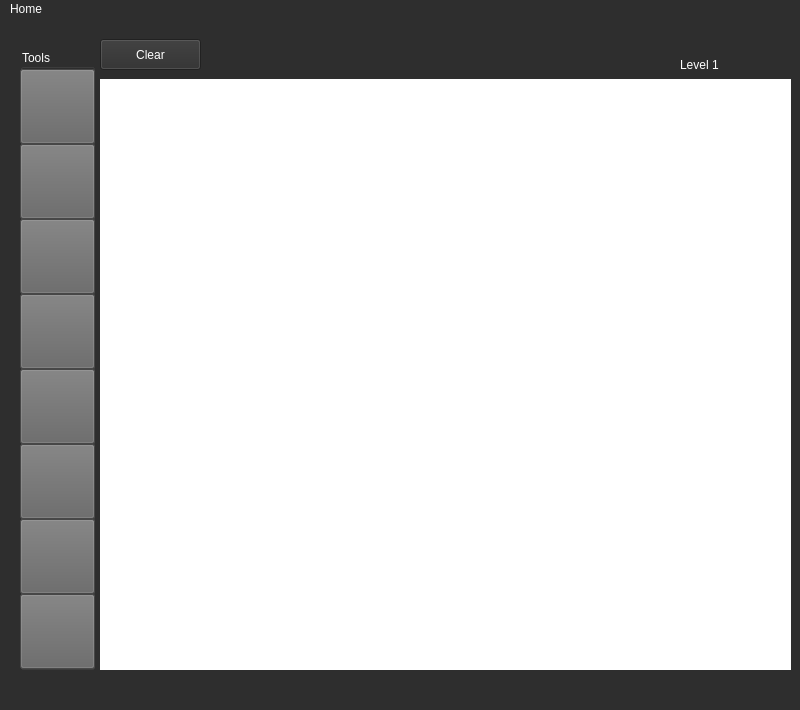
Above: A8_EducationalApp/mainwindow.ui from ethandavies8/Educational_App before the change. Below: the same form after it.
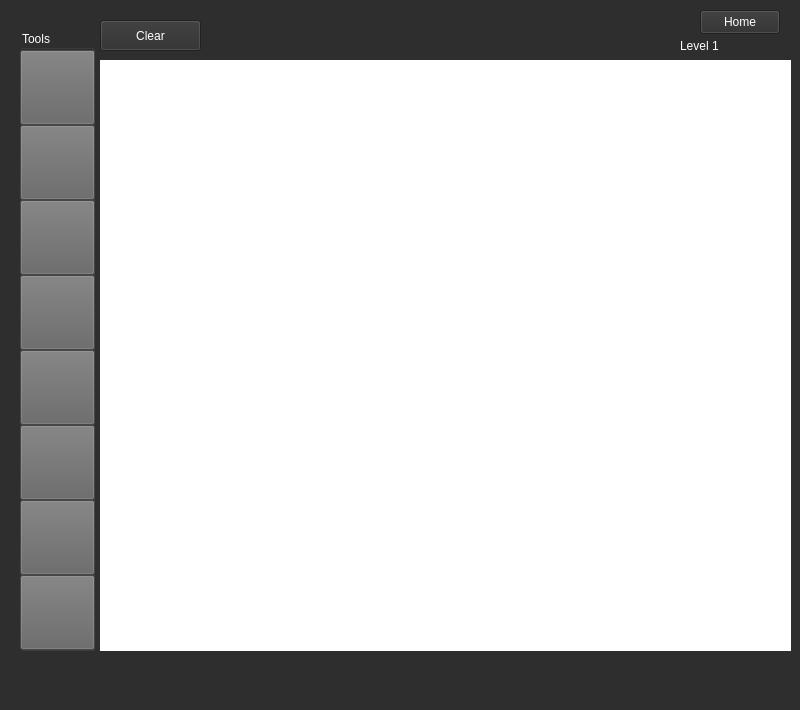
That is the form after the change. Icons and pictures are not drawn.

What changed in the file:
```diff
--- a/A8_EducationalApp/mainwindow.ui
+++ b/A8_EducationalApp/mainwindow.ui
@@ -863,32 +863,25 @@
        <string>Clear</string>
       </property>
      </widget>
+     <widget class="QPushButton" name="Level1Home">
+      <property name="geometry">
+       <rect>
+        <x>700</x>
+        <y>10</y>
+        <width>80</width>
+        <height>24</height>
+       </rect>
+      </property>
+      <property name="styleSheet">
+       <string notr="true">color: rgb(255, 255, 255);</string>
+      </property>
+      <property name="text">
+       <string>Home</string>
+      </property>
+     </widget>
     </widget>
    </widget>
   </widget>
-  <widget class="QStatusBar" name="statusbar"/>
-  <widget class="QMenuBar" name="menubar">
-   <property name="geometry">
-    <rect>
-     <x>0</x>
-     <y>0</y>
-     <width>800</width>
-     <height>21</height>
-    </rect>
-   </property>
-   <property name="styleSheet">
-    <string notr="true">color: rgb(255, 255, 255);</string>
-   </property>
-   <widget class="QMenu" name="menuHome">
-    <property name="title">
-     <string>Home</string>
-    </property>
-    <addaction name="homeMenu"/>
-    <addaction name="helpPage"/>
-    <addaction name="learnPage"/>
-   </widget>
-   <addaction name="menuHome"/>
-  </widget>
   <action name="actiontitle">
    <property name="enabled">
     <bool>false</bool>
```
Left out of the diff: 43 changed lines with no effect on the pictures.
